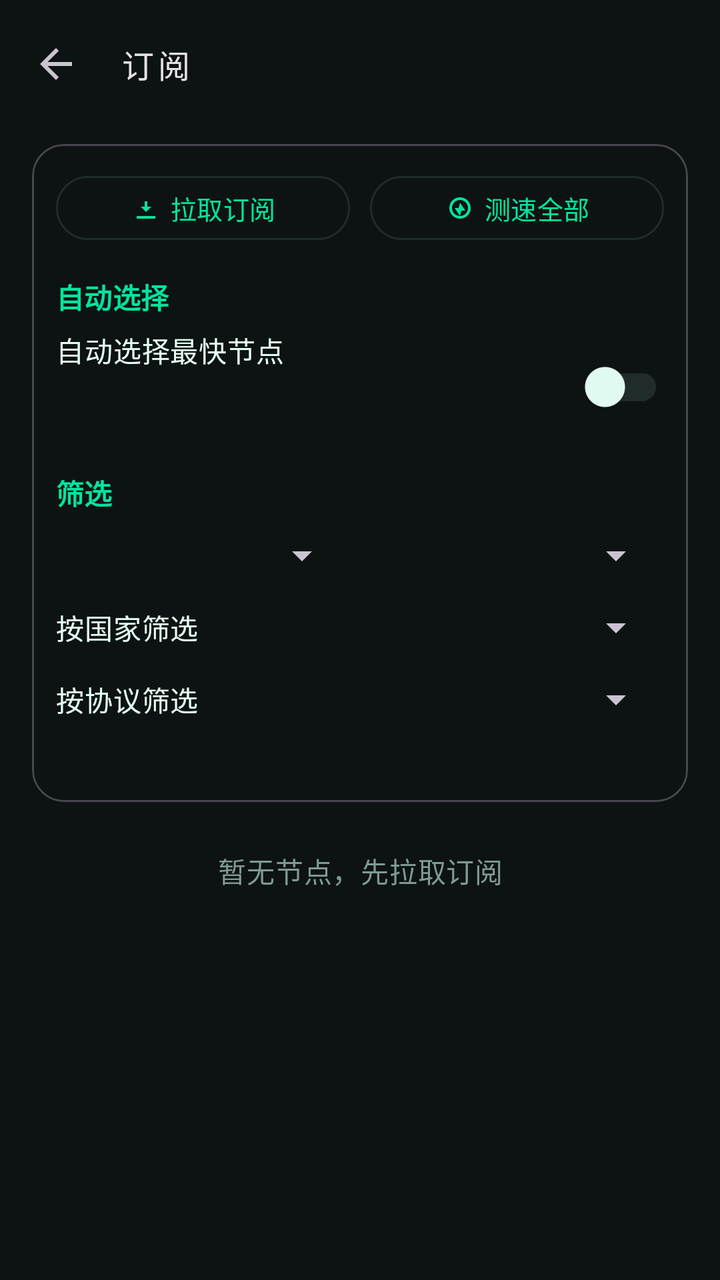
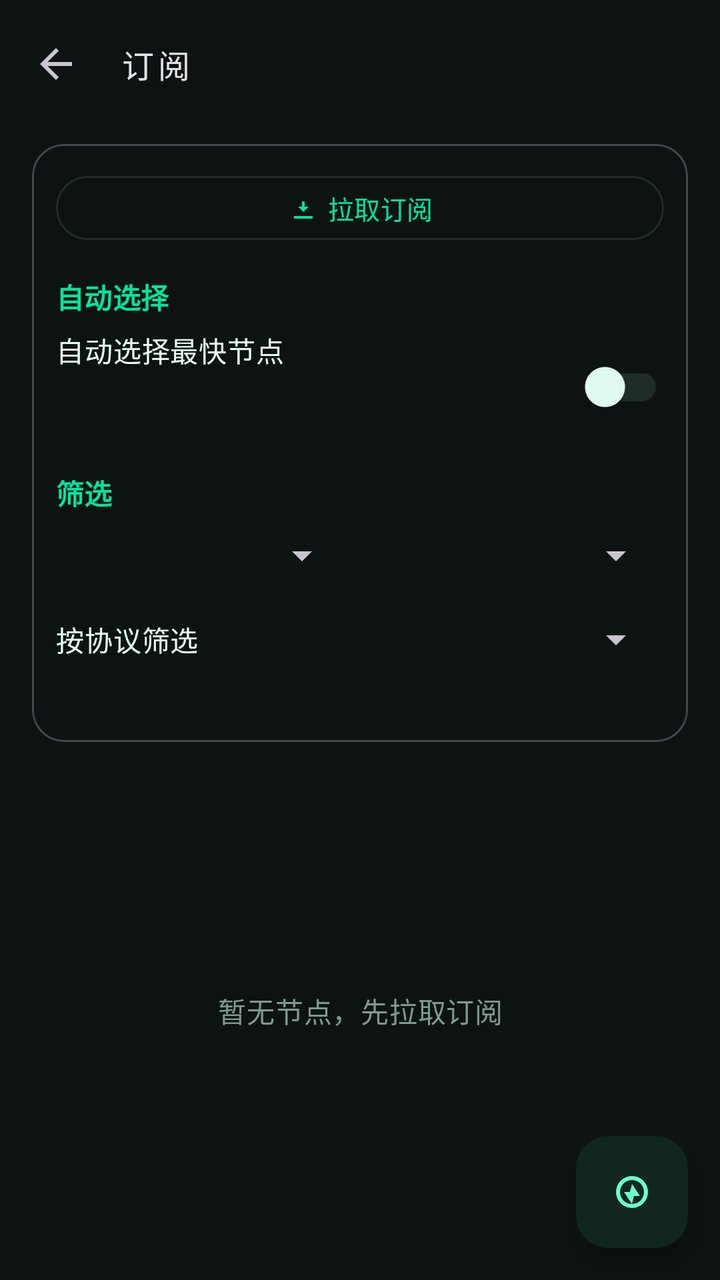

Two renders of the same Android screen: before a commit and after it. Below are the layout's source before the change and the commit's diff.
<!-- AndroidManifest.xml: application theme Theme.TunVPN -->
<!-- res/layout/activity_subscribe.xml -->
<?xml version="1.0" encoding="utf-8"?>
<LinearLayout xmlns:android="http://schemas.android.com/apk/res/android"
	xmlns:app="http://schemas.android.com/apk/res-auto"
	android:orientation="vertical"
	android:layout_width="match_parent"
	android:layout_height="match_parent"
	android:background="?attr/colorSurface">
	<com.google.android.material.appbar.MaterialToolbar
		android:id="@+id/toolbar"
		android:layout_width="match_parent"
		android:layout_height="?attr/actionBarSize"
		app:navigationIcon="?attr/homeAsUpIndicator"
		app:title="@string/subscribe"
		app:titleTextAppearance="@style/TextAppearance.TunVPN.Toolbar"/>
	<com.google.android.material.card.MaterialCardView
		style="@style/Widget.Material3.CardView.Outlined"
		android:layout_width="match_parent"
		android:layout_height="wrap_content"
		android:layout_marginLeft="16dp"
		android:layout_marginRight="16dp"
		android:layout_marginTop="8dp"
		app:cardCornerRadius="16dp">
		<LinearLayout
			android:orientation="vertical"
			android:layout_width="match_parent"
			android:layout_height="wrap_content"
			android:padding="12dp">
			<LinearLayout
				android:orientation="horizontal"
				android:layout_width="match_parent"
				android:layout_height="wrap_content">
				<com.google.android.material.button.MaterialButton
					android:id="@+id/sub_fetch"
					style="?attr/materialButtonOutlinedStyle"
					android:layout_width="0dp"
					android:layout_weight="1"
					android:layout_height="wrap_content"
					android:minHeight="40dp"
					android:text="@string/sub_fetch"
					android:textSize="13sp"
					app:cornerRadius="20dp"
					app:icon="@drawable/ic_subscribe"
					app:iconGravity="textStart"
					app:iconPadding="4dp"
					app:iconSize="16dp"/>
				<com.google.android.material.button.MaterialButton
					android:id="@+id/sub_test_all"
					style="?attr/materialButtonOutlinedStyle"
					android:layout_width="0dp"
					android:layout_weight="1"
					android:layout_height="wrap_content"
					android:layout_marginStart="10dp"
					android:minHeight="40dp"
					android:text="@string/sub_test_all"
					android:textSize="13sp"
					app:cornerRadius="20dp"
					app:icon="@drawable/ic_speed"
					app:iconGravity="textStart"
					app:iconPadding="4dp"
					app:iconSize="16dp"/>
			</LinearLayout>

			
			<TextView
				android:layout_width="match_parent"
				android:layout_height="wrap_content"
				android:layout_marginTop="14dp"
				android:text="@string/sub_section_auto"
				android:textAppearance="?attr/textAppearanceTitleSmall"
				android:textColor="?attr/colorPrimary"
				android:textStyle="bold"/>
			<LinearLayout
				android:orientation="horizontal"
				android:layout_width="match_parent"
				android:layout_height="wrap_content"
				android:layout_marginTop="6dp"
				android:gravity="center_vertical">
				<LinearLayout
					android:orientation="vertical"
					android:layout_width="0dp"
					android:layout_height="wrap_content"
					android:layout_weight="1">
					<TextView
						android:layout_width="match_parent"
						android:layout_height="wrap_content"
						android:text="@string/sub_auto"
						android:textAppearance="?attr/textAppearanceBodyMedium"
						android:textColor="?attr/colorOnSurface"/>
					<TextView
						android:id="@+id/sub_auto_hint"
						android:layout_width="match_parent"
						android:layout_height="wrap_content"
						android:paddingTop="2dp"
						android:textAppearance="?attr/textAppearanceBodySmall"
						android:textColor="?attr/colorPrimary"/>
					<TextView
						android:id="@+id/sub_test_url"
						android:layout_width="match_parent"
						android:layout_height="wrap_content"
						android:ellipsize="middle"
						android:maxLines="1"
						android:paddingBottom="2dp"
						android:textAppearance="?attr/textAppearanceBodySmall"
						android:textColor="?attr/colorPrimary"/>
				</LinearLayout>
				<com.google.android.material.switchmaterial.SwitchMaterial
					android:id="@+id/sub_auto"
					android:layout_width="wrap_content"
					android:layout_height="wrap_content"
					android:layout_marginStart="8dp"/>
			</LinearLayout>
			
			<LinearLayout
				android:id="@+id/sub_country_row"
				android:orientation="vertical"
				android:layout_width="match_parent"
				android:layout_height="wrap_content"
				android:layout_marginTop="8dp"
				android:visibility="gone">
				<LinearLayout
					android:orientation="horizontal"
					android:layout_width="match_parent"
					android:layout_height="wrap_content"
					android:gravity="center_vertical">
					<TextView
						android:layout_width="0dp"
						android:layout_height="wrap_content"
						android:layout_weight="1"
						android:text="@string/sub_country_label"
						android:textAppearance="?attr/textAppearanceBodyMedium"
						android:textColor="?attr/colorOnSurface"/>
					<Spinner
						android:id="@+id/sub_country"
						android:layout_width="0dp"
						android:layout_height="wrap_content"
						android:layout_weight="1"
						android:minHeight="30dp"
						android:spinnerMode="dropdown"/>
					<com.google.android.material.button.MaterialButton
						android:id="@+id/sub_detect_country"
						style="?attr/materialButtonOutlinedStyle"
						android:layout_width="wrap_content"
						android:layout_height="wrap_content"
						android:layout_marginStart="8dp"
						android:minHeight="32dp"
						android:text="@string/sub_detect"
						android:textSize="12sp"/>
				</LinearLayout>
				<TextView
					android:layout_width="match_parent"
					android:layout_height="wrap_content"
					android:layout_marginTop="4dp"
					android:text="@string/sub_auto_country_hint"
					android:textAppearance="@style/TextAppearance.TunVPN.Hint"/>
			</LinearLayout>

			
			<TextView
				android:layout_width="match_parent"
				android:layout_height="wrap_content"
				android:layout_marginTop="14dp"
				android:text="@string/sub_section_filter"
				android:textAppearance="?attr/textAppearanceTitleSmall"
				android:textColor="?attr/colorPrimary"
				android:textStyle="bold"/>
			<LinearLayout
				android:orientation="horizontal"
				android:layout_width="match_parent"
				android:layout_height="wrap_content"
				android:layout_marginTop="6dp">
				<Spinner
					android:id="@+id/sub_sort"
					android:layout_width="0dp"
					android:layout_weight="1"
					android:layout_height="wrap_content"
					android:minHeight="30dp"
					android:spinnerMode="dropdown"/>
				<Spinner
					android:id="@+id/sub_filter"
					android:layout_width="0dp"
					android:layout_weight="1"
					android:layout_height="wrap_content"
					android:layout_marginStart="10dp"
					android:minHeight="30dp"
					android:spinnerMode="dropdown"/>
			</LinearLayout>
			<LinearLayout
				android:orientation="horizontal"
				android:layout_width="match_parent"
				android:layout_height="wrap_content"
				android:layout_marginTop="6dp"
				android:gravity="center_vertical">
				<TextView
					android:layout_width="wrap_content"
					android:layout_height="wrap_content"
					android:text="@string/sub_country_filter_label"
					android:textAppearance="?attr/textAppearanceBodyMedium"
					android:textColor="?attr/colorOnSurface"/>
				<Spinner
					android:id="@+id/sub_country_filter"
					android:layout_width="0dp"
					android:layout_height="wrap_content"
					android:layout_weight="1"
					android:layout_marginStart="10dp"
					android:minHeight="30dp"
					android:spinnerMode="dropdown"/>
			</LinearLayout>
			<LinearLayout
				android:orientation="horizontal"
				android:layout_width="match_parent"
				android:layout_height="wrap_content"
				android:layout_marginTop="6dp"
				android:gravity="center_vertical">
				<TextView
					android:layout_width="wrap_content"
					android:layout_height="wrap_content"
					android:text="@string/sub_proto_filter_label"
					android:textAppearance="?attr/textAppearanceBodyMedium"
					android:textColor="?attr/colorOnSurface"/>
				<Spinner
					android:id="@+id/sub_proto_filter"
					android:layout_width="0dp"
					android:layout_height="wrap_content"
					android:layout_weight="1"
					android:layout_marginStart="10dp"
					android:minHeight="30dp"
					android:spinnerMode="dropdown"/>
			</LinearLayout>
			<TextView
				android:id="@+id/sub_stats"
				android:layout_width="match_parent"
				android:layout_height="wrap_content"
				android:layout_marginTop="8dp"
				android:textAppearance="?attr/textAppearanceBodySmall"
				android:textColor="?attr/colorOnSurfaceVariant"/>
		</LinearLayout>
	</com.google.android.material.card.MaterialCardView>
	<TextView
		android:id="@+id/sub_empty"
		android:layout_width="match_parent"
		android:layout_height="wrap_content"
		android:gravity="center"
		android:padding="24dp"
		android:text="@string/sub_empty"
		android:textAppearance="?attr/textAppearanceBodyMedium"
		android:textColor="?attr/colorOnSurfaceVariant"/>
	<ListView
		android:id="@+id/sub_list"
		android:layout_width="match_parent"
		android:layout_height="match_parent"
		android:clipToPadding="false"
		android:divider="@android:color/transparent"
		android:dividerHeight="10dp"
		android:paddingLeft="16dp"
		android:paddingRight="16dp"
		android:paddingTop="4dp"
		android:paddingBottom="16dp"
		android:scrollbarStyle="outsideOverlay"/>
</LinearLayout>
<!-- resources referenced by this layout -->
<resources>
  <!-- drawable ic_speed (drawable) -->
  <vector xmlns:android="http://schemas.android.com/apk/res/android"
  	android:width="24dp"
  	android:height="24dp"
  	android:viewportWidth="24"
  	android:viewportHeight="24">
  	<path
  		android:fillColor="#000000"
  		android:pathData="M12,4a8,8 0 1,0 0,16 8,8 0 0,0 0,-16zM12,6a6,6 0 1,1 0,12 6,6 0 0,1 0,-12zM12,8l4,6h-3l-1,4 -4,-6h3l1,-4z"/>
  </vector>
  <!-- drawable ic_subscribe (drawable) -->
  <vector xmlns:android="http://schemas.android.com/apk/res/android"
  	android:width="24dp"
  	android:height="24dp"
  	android:viewportWidth="24"
  	android:viewportHeight="24">
  	<path
  		android:fillColor="#000000"
  		android:pathData="M12,15l-4,-4h3V7h2v4h3l-4,4zM5,18h14v2H5V18z"/>
  </vector>
  <string name="sub_auto">自动选择最快节点</string>
  <string name="sub_auto_country_hint">自动模式下：选「自动最优国家」会按测速自动挑最快的国家；选具体国家则在该国挑最快节点；选「全局最快」则不限国家。点「探测国家」可识别各节点所属国家。</string>
  <string name="sub_country_filter_label">按国家筛选</string>
  <string name="sub_country_label">自动选择国家/地区</string>
  <string name="sub_detect">探测国家</string>
  <string name="sub_empty">暂无节点，先拉取订阅</string>
  <string name="sub_fetch">拉取订阅</string>
  <string name="sub_proto_filter_label">按协议筛选</string>
  <string name="sub_section_auto">自动选择</string>
  <string name="sub_section_filter">筛选</string>
  <string name="sub_test_all">测速全部</string>
  <string name="subscribe">订阅</string>
  <style name="TextAppearance.TunVPN.Hint" parent="TextAppearance.Material3.BodyMedium">
  		<item name="android:textColor">?attr/colorOnSurfaceVariant</item>
  		<item name="android:lineSpacingMultiplier">1.15</item>
  	</style>
  <style name="TextAppearance.TunVPN.Toolbar" parent="TextAppearance.Material3.TitleMedium">
  		<item name="fontFamily">monospace</item>
  		<item name="android:fontFamily">monospace</item>
  		<item name="android:letterSpacing">0.12</item>
  	</style>
  <style name="Theme.TunVPN" parent="Theme.Material3.Dark.NoActionBar">
  		<item name="colorPrimary">#00E5A0</item>
  		<item name="colorOnPrimary">#060A09</item>
  		<item name="colorPrimaryContainer">#10261F</item>
  		<item name="colorOnPrimaryContainer">#6CFFD0</item>
  		<item name="colorSecondary">#00E5A0</item>
  		<item name="colorOnSecondary">#060A09</item>
  		<item name="colorSecondaryContainer">#0B2E26</item>
  		<item name="colorOnSecondaryContainer">#6CFFD0</item>
  		<item name="colorError">#FF5C7A</item>
  		<item name="colorOnError">#060A09</item>
  		<item name="colorErrorContainer">#3A1220</item>
  		<item name="colorOnErrorContainer">#FFC2CE</item>
  		<item name="android:colorBackground">#060A09</item>
  		<item name="colorSurface">#0D1312</item>
  		<item name="colorOnSurface">#E4FFF5</item>
  		<item name="colorSurfaceVariant">#131B1A</item>
  		<item name="colorOnSurfaceVariant">#7F9A93</item>
  		<item name="colorSurfaceContainer">#18221F</item>
  		<item name="colorOutline">#1F2C29</item>
  		<item name="android:statusBarColor">@android:color/transparent</item>
  		<item name="android:navigationBarColor">@android:color/transparent</item>
  		<item name="android:windowLightStatusBar">false</item>
  		<item name="android:windowBackground">#060A09</item>
  	</style>
</resources>

<!-- the commit's change to res/layout/activity_subscribe.xml (unified diff, before → after) -->
@@ -25,40 +25,19 @@
 			android:layout_width="match_parent"
 			android:layout_height="wrap_content"
 			android:padding="12dp">
-			<LinearLayout
-				android:orientation="horizontal"
-				android:layout_width="match_parent"
-				android:layout_height="wrap_content">
-				<com.google.android.material.button.MaterialButton
-					android:id="@+id/sub_fetch"
-					style="?attr/materialButtonOutlinedStyle"
-					android:layout_width="0dp"
-					android:layout_weight="1"
-					android:layout_height="wrap_content"
-					android:minHeight="40dp"
-					android:text="@string/sub_fetch"
-					android:textSize="13sp"
-					app:cornerRadius="20dp"
-					app:icon="@drawable/ic_subscribe"
-					app:iconGravity="textStart"
-					app:iconPadding="4dp"
-					app:iconSize="16dp"/>
-				<com.google.android.material.button.MaterialButton
-					android:id="@+id/sub_test_all"
-					style="?attr/materialButtonOutlinedStyle"
-					android:layout_width="0dp"
-					android:layout_weight="1"
-					android:layout_height="wrap_content"
-					android:layout_marginStart="10dp"
-					android:minHeight="40dp"
-					android:text="@string/sub_test_all"
-					android:textSize="13sp"
-					app:cornerRadius="20dp"
-					app:icon="@drawable/ic_speed"
-					app:iconGravity="textStart"
-					app:iconPadding="4dp"
-					app:iconSize="16dp"/>
-			</LinearLayout>
+			<com.google.android.material.button.MaterialButton
+				android:id="@+id/sub_fetch"
+				style="?attr/materialButtonOutlinedStyle"
+				android:layout_width="match_parent"
+				android:layout_height="wrap_content"
+				android:minHeight="40dp"
+				android:text="@string/sub_fetch"
+				android:textSize="13sp"
+				app:cornerRadius="20dp"
+				app:icon="@drawable/ic_subscribe"
+				app:iconGravity="textStart"
+				app:iconPadding="4dp"
+				app:iconSize="16dp"/>
 
 			
 			<TextView
@@ -184,27 +163,21 @@
 					android:minHeight="30dp"
 					android:spinnerMode="dropdown"/>
 			</LinearLayout>
-			<LinearLayout
-				android:orientation="horizontal"
+			
+			<HorizontalScrollView
 				android:layout_width="match_parent"
 				android:layout_height="wrap_content"
 				android:layout_marginTop="6dp"
-				android:gravity="center_vertical">
-				<TextView
+				android:fillViewport="true"
+				android:scrollbars="none">
+				<com.google.android.material.chip.ChipGroup
+					android:id="@+id/sub_country_chips"
 					android:layout_width="wrap_content"
 					android:layout_height="wrap_content"
-					android:text="@string/sub_country_filter_label"
-					android:textAppearance="?attr/textAppearanceBodyMedium"
-					android:textColor="?attr/colorOnSurface"/>
-				<Spinner
-					android:id="@+id/sub_country_filter"
-					android:layout_width="0dp"
-					android:layout_height="wrap_content"
-					android:layout_weight="1"
-					android:layout_marginStart="10dp"
-					android:minHeight="30dp"
-					android:spinnerMode="dropdown"/>
-			</LinearLayout>
+					app:selectionRequired="true"
+					app:singleLine="true"
+					app:singleSelection="true"/>
+			</HorizontalScrollView>
 			<LinearLayout
 				android:orientation="horizontal"
 				android:layout_width="match_parent"
@@ -235,25 +208,40 @@
 				android:textColor="?attr/colorOnSurfaceVariant"/>
 		</LinearLayout>
 	</com.google.android.material.card.MaterialCardView>
-	<TextView
-		android:id="@+id/sub_empty"
+	
+	<FrameLayout
 		android:layout_width="match_parent"
-		android:layout_height="wrap_content"
-		android:gravity="center"
-		android:padding="24dp"
-		android:text="@string/sub_empty"
-		android:textAppearance="?attr/textAppearanceBodyMedium"
-		android:textColor="?attr/colorOnSurfaceVariant"/>
-	<ListView
-		android:id="@+id/sub_list"
-		android:layout_width="match_parent"
-		android:layout_height="match_parent"
-		android:clipToPadding="false"
-		android:divider="@android:color/transparent"
-		android:dividerHeight="10dp"
-		android:paddingLeft="16dp"
-		android:paddingRight="16dp"
-		android:paddingTop="4dp"
-		android:paddingBottom="16dp"
-		android:scrollbarStyle="outsideOverlay"/>
+		android:layout_height="0dp"
+		android:layout_weight="1">
+		<ListView
+			android:id="@+id/sub_list"
+			android:layout_width="match_parent"
+			android:layout_height="match_parent"
+			android:clipToPadding="false"
+			android:divider="@android:color/transparent"
+			android:dividerHeight="10dp"
+			android:paddingLeft="16dp"
+			android:paddingRight="16dp"
+			android:paddingTop="4dp"
+			android:paddingBottom="88dp"
+			android:scrollbarStyle="outsideOverlay"/>
+		<TextView
+			android:id="@+id/sub_empty"
+			android:layout_width="match_parent"
+			android:layout_height="wrap_content"
+			android:layout_gravity="center"
+			android:gravity="center"
+			android:padding="24dp"
+			android:text="@string/sub_empty"
+			android:textAppearance="?attr/textAppearanceBodyMedium"
+			android:textColor="?attr/colorOnSurfaceVariant"/>
+		<com.google.android.material.floatingactionbutton.FloatingActionButton
+			android:id="@+id/sub_test_all"
+			android:layout_width="wrap_content"
+			android:layout_height="wrap_content"
+			android:layout_gravity="bottom|end"
+			android:layout_margin="16dp"
+			android:contentDescription="@string/sub_test_all"
+			android:src="@drawable/ic_speed"/>
+	</FrameLayout>
 </LinearLayout>
<!-- resource entries referenced after the edit -->
@@ -22,7 +22,6 @@
   </vector>
   <string name="sub_auto">自动选择最快节点</string>
   <string name="sub_auto_country_hint">自动模式下：选「自动最优国家」会按测速自动挑最快的国家；选具体国家则在该国挑最快节点；选「全局最快」则不限国家。点「探测国家」可识别各节点所属国家。</string>
-  <string name="sub_country_filter_label">按国家筛选</string>
   <string name="sub_country_label">自动选择国家/地区</string>
   <string name="sub_detect">探测国家</string>
   <string name="sub_empty">暂无节点，先拉取订阅</string>
